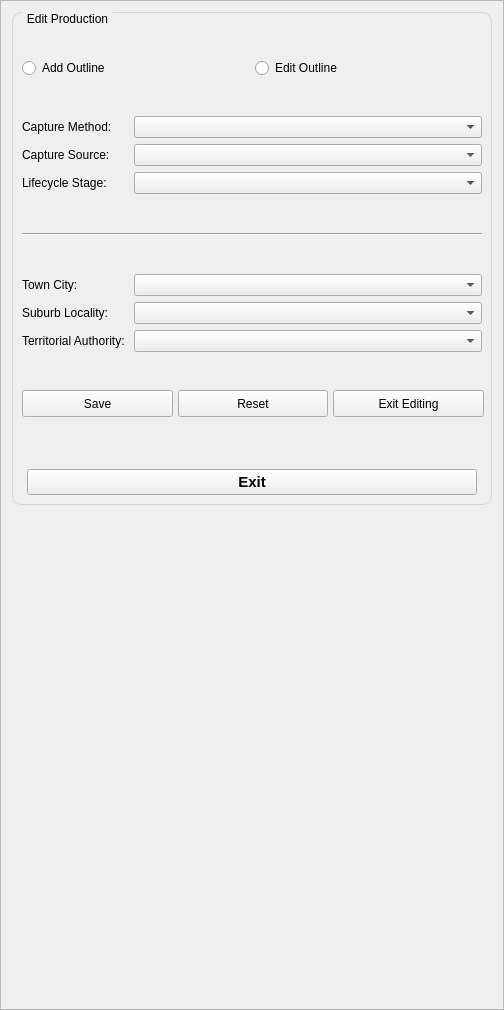
This is buildings/gui/production_edits.ui in linz/nz-buildings as Qt 5 draws it before an edit. The edited form follows.
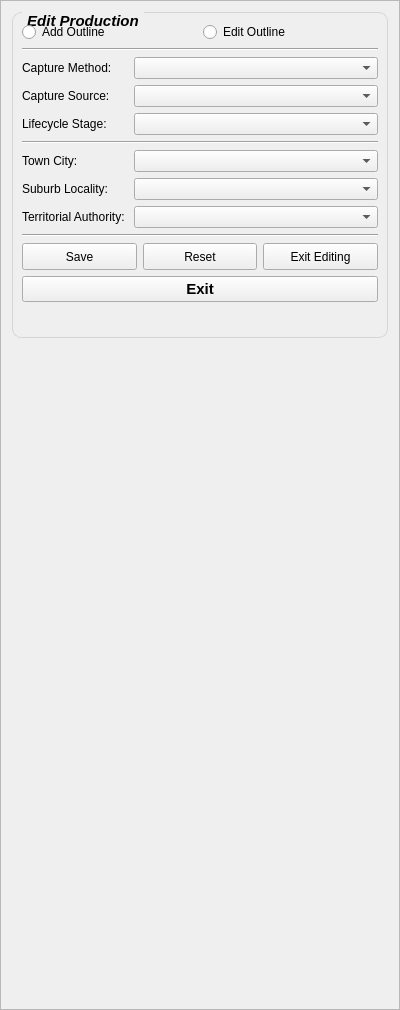
This is the edited form.

The edit to the form file:
```diff
--- a/buildings/gui/production_edits.ui
+++ b/buildings/gui/production_edits.ui
@@ -6,19 +6,19 @@
    <rect>
     <x>0</x>
     <y>0</y>
-    <width>504</width>
+    <width>400</width>
     <height>1010</height>
    </rect>
   </property>
   <property name="minimumSize">
    <size>
-    <width>504</width>
+    <width>400</width>
     <height>1010</height>
    </size>
   </property>
   <property name="maximumSize">
    <size>
-    <width>504</width>
+    <width>506</width>
     <height>1010</height>
    </size>
   </property>
@@ -34,12 +34,26 @@
   <layout class="QVBoxLayout" name="verticalLayout">
    <item>
     <widget class="QGroupBox" name="grpb">
+     <property name="sizePolicy">
+      <sizepolicy hsizetype="MinimumExpanding" vsizetype="MinimumExpanding">
+       <horstretch>0</horstretch>
+       <verstretch>0</verstretch>
+      </sizepolicy>
+     </property>
      <property name="maximumSize">
       <size>
        <width>16777215</width>
        <height>16760000</height>
       </size>
      </property>
+     <property name="font">
+      <font>
+       <pointsize>11</pointsize>
+       <weight>75</weight>
+       <italic>true</italic>
+       <bold>true</bold>
+      </font>
+     </property>
      <property name="styleSheet">
       <string notr="true">QGroupBox {
     border: 1px solid #D8D4D3;
@@ -60,7 +74,7 @@
       <property name="fieldGrowthPolicy">
        <enum>QFormLayout::AllNonFixedFieldsGrow</enum>
       </property>
-      <item row="1" column="0" colspan="2">
+      <item row="0" column="0" colspan="2">
        <layout class="QHBoxLayout" name="hzly_3">
         <item>
          <widget class="QRadioButton" name="rad_add">
@@ -81,27 +95,27 @@
         </item>
        </layout>
       </item>
-      <item row="4" column="0">
+      <item row="2" column="0">
        <widget class="QLabel" name="lb_capture_method">
         <property name="text">
          <string>Capture Method:</string>
         </property>
        </widget>
       </item>
-      <item row="4" column="1">
+      <item row="2" column="1">
        <widget class="QComboBox" name="cmb_capture_method"/>
       </item>
-      <item row="5" column="0">
+      <item row="3" column="0">
        <widget class="QLabel" name="lb_capture_source">
         <property name="text">
          <string>Capture Source:</string>
         </property>
        </widget>
       </item>
-      <item row="5" column="1">
+      <item row="3" column="1">
        <widget class="QComboBox" name="cmb_capture_source"/>
       </item>
-      <item row="6" column="0">
+      <item row="4" column="0">
        <widget class="QLabel" name="lb_lifeycle_stage">
         <property name="font">
          <font>
@@ -115,46 +129,50 @@
         </property>
        </widget>
       </item>
-      <item row="6" column="1">
+      <item row="4" column="1">
        <widget class="QComboBox" name="cmb_lifecycle_stage"/>
       </item>
-      <item row="10" column="0">
+      <item row="5" column="0" colspan="2">
+       <widget class="Line" name="line">
+        <property name="orientation">
+         <enum>Qt::Horizontal</enum>
+        </property>
+       </widget>
+      </item>
+      <item row="6" column="0">
        <widget class="QLabel" name="lb_town">
         <property name="text">
          <string>Town City:</string>
         </property>
        </widget>
       </item>
-      <item row="10" column="1">
+      <item row="6" column="1">
        <widget class="QComboBox" name="cmb_town"/>
       </item>
-      <item row="11" column="0">
+      <item row="7" column="0">
        <widget class="QLabel" name="lb_suburb">
         <property name="text">
          <string>Suburb Locality:</string>
         </property>
        </widget>
       </item>
-      <item row="11" column="1">
+      <item row="7" column="1">
        <widget class="QComboBox" name="cmb_suburb"/>
       </item>
-      <item row="12" column="0">
+      <item row="8" column="0">
        <widget class="QLabel" name="lb_ta">
         <property name="text">
          <string>Territorial Authority: </string>
         </property>
        </widget>
       </item>
-      <item row="12" column="1">
-       <widget class="QComboBox" name="cmb_ta"/>
-      </item>
-      <item row="15" column="0" colspan="2">
+      <item row="10" column="0" colspan="2">
        <layout class="QHBoxLayout" name="hzly_4">
         <item>
          <widget class="QPushButton" name="btn_save">
           <property name="minimumSize">
            <size>
-            <width>151</width>
+            <width>0</width>
             <height>27</height>
            </size>
           </property>
@@ -176,7 +194,7 @@
          <widget class="QPushButton" name="btn_reset">
           <property name="minimumSize">
            <size>
-            <width>150</width>
+            <width>0</width>
             <height>27</height>
            </size>
           </property>
@@ -198,7 +216,7 @@
          <widget class="QPushButton" name="btn_exit_edits">
           <property name="minimumSize">
            <size>
-            <width>151</width>
+            <width>0</width>
             <height>27</height>
            </size>
           </property>
@@ -215,146 +233,54 @@
         </item>
        </layout>
       </item>
-      <item row="17" column="0" colspan="2">
-       <layout class="QHBoxLayout" name="horizontalLayout_3">
-        <item>
-         <spacer name="horizontalSpacer">
-          <property name="orientation">
-           <enum>Qt::Horizontal</enum>
-          </property>
-          <property name="sizeHint" stdset="0">
-           <size>
-            <width>40</width>
-            <height>20</height>
-           </size>
-          </property>
-         </spacer>
-        </item>
-        <item>
-         <widget class="QPushButton" name="btn_cancel">
-          <property name="minimumSize">
-           <size>
-            <width>450</width>
-            <height>25</height>
-           </size>
-          </property>
-          <property name="maximumSize">
-           <size>
-            <width>450</width>
-            <height>16777215</height>
-           </size>
-          </property>
-          <property name="styleSheet">
-           <string notr="true">QPushButton {
+      <item row="11" column="0" colspan="2">
+       <widget class="QPushButton" name="btn_cancel">
+        <property name="sizePolicy">
+         <sizepolicy hsizetype="MinimumExpanding" vsizetype="Fixed">
+          <horstretch>0</horstretch>
+          <verstretch>0</verstretch>
+         </sizepolicy>
+        </property>
+        <property name="minimumSize">
+         <size>
+          <width>0</width>
+          <height>25</height>
+         </size>
+        </property>
+        <property name="maximumSize">
+         <size>
+          <width>450</width>
+          <height>16777215</height>
+         </size>
+        </property>
+        <property name="styleSheet">
+         <string notr="true">QPushButton {
     font-size: 11pt;
     font-weight: bold;
 }
 </string>
-          </property>
-          <property name="text">
-           <string>Exit</string>
-          </property>
-         </widget>
-        </item>
-        <item>
-         <spacer name="horizontalSpacer_2">
-          <property name="orientation">
-           <enum>Qt::Horizontal</enum>
-          </property>
-          <property name="sizeHint" stdset="0">
-           <size>
-            <width>40</width>
-            <height>20</height>
-           </size>
-          </property>
-         </spacer>
-        </item>
-       </layout>
-      </item>
-      <item row="0" column="0" colspan="2">
-       <spacer name="vtsp_6">
-        <property name="orientation">
-         <enum>Qt::Vertical</enum>
         </property>
-        <property name="sizeHint" stdset="0">
-         <size>
-          <width>20</width>
-          <height>30</height>
-         </size>
+        <property name="text">
+         <string>Exit</string>
         </property>
-       </spacer>
+       </widget>
       </item>
-      <item row="2" column="0" colspan="2">
-       <spacer name="vtsp_7">
-        <property name="orientation">
-         <enum>Qt::Vertical</enum>
-        </property>
-        <property name="sizeHint" stdset="0">
-         <size>
-          <width>20</width>
-          <height>20</height>
-         </size>
-        </property>
-       </spacer>
-      </item>
-      <item row="7" column="0" colspan="2">
-       <spacer name="vtsp_1">
-        <property name="orientation">
-         <enum>Qt::Vertical</enum>
-        </property>
-        <property name="sizeHint" stdset="0">
-         <size>
-          <width>20</width>
-          <height>10</height>
-         </size>
-        </property>
-       </spacer>
-      </item>
-      <item row="8" column="0" colspan="2">
-       <widget class="Line" name="line">
+      <item row="1" column="0" colspan="2">
+       <widget class="Line" name="line_2">
         <property name="orientation">
          <enum>Qt::Horizontal</enum>
         </property>
        </widget>
       </item>
       <item row="9" column="0" colspan="2">
-       <spacer name="vtsp_2">
+       <widget class="Line" name="line_3">
         <property name="orientation">
-         <enum>Qt::Vertical</enum>
+         <enum>Qt::Horizontal</enum>
         </property>
-        <property name="sizeHint" stdset="0">
-         <size>
-          <width>20</width>
-          <height>10</height>
-         </size>
-        </property>
-       </spacer>
+       </widget>
       </item>
-      <item row="13" column="0" colspan="2">
-       <spacer name="vtsp_3">
-        <property name="orientation">
-         <enum>Qt::Vertical</enum>
-        </property>
-        <property name="sizeHint" stdset="0">
-         <size>
-          <width>20</width>
-          <height>20</height>
-         </size>
-        </property>
-       </spacer>
-      </item>
-      <item row="16" column="0" colspan="2">
-       <spacer name="verticalSpacer">
-        <property name="orientation">
-         <enum>Qt::Vertical</enum>
-        </property>
-        <property name="sizeHint" stdset="0">
-         <size>
-          <width>20</width>
-          <height>40</height>
-         </size>
-        </property>
-       </spacer>
+      <item row="8" column="1">
+       <widget class="QComboBox" name="cmb_ta"/>
       </item>
      </layout>
      <zorder>lb_capture_method</zorder>
@@ -387,7 +313,7 @@
      <property name="sizeHint" stdset="0">
       <size>
        <width>20</width>
-       <height>40</height>
+       <height>660</height>
       </size>
      </property>
     </spacer>
```
Left out of the diff: 11 changed lines with no effect on the pictures.
